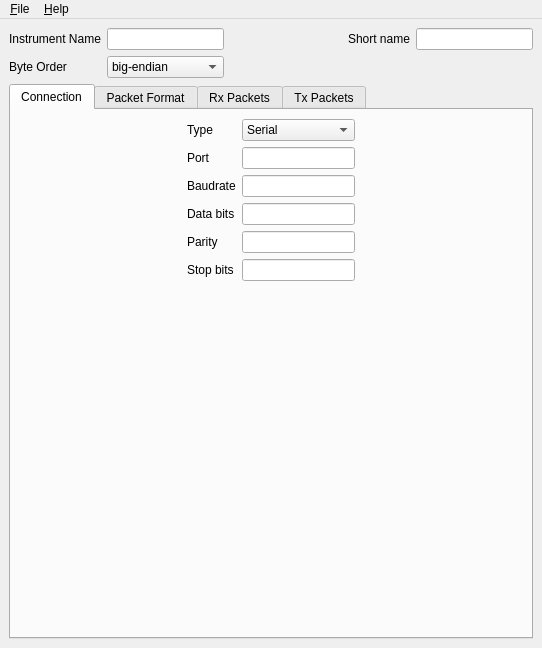
Qt form ui/instrumenteditor_mainwindow.ui (xbosch/gdais) before a commit.
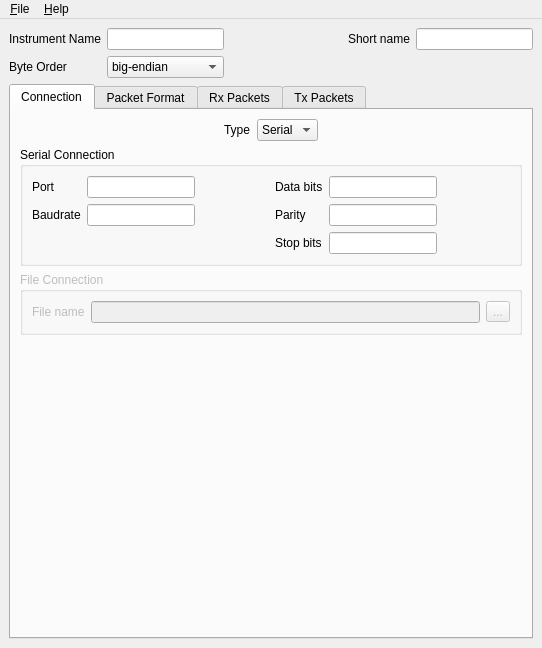
The same form after that commit.

Commit message: Improved read_data() function. Instrument editor GUI can now define Serial and File connections.

Diff of the .ui file:
```diff
--- a/ui/instrumenteditor_mainwindow.ui
+++ b/ui/instrumenteditor_mainwindow.ui
@@ -98,6 +98,8 @@
        <attribute name="title">
         <string>Connection</string>
        </attribute>
+       <layout class="QVBoxLayout" name="verticalLayout_16">
+        <item>
        <layout class="QHBoxLayout" name="horizontalLayout">
         <item>
          <spacer name="horizontalSpacer_3">
@@ -106,14 +108,14 @@
           </property>
           <property name="sizeHint" stdset="0">
            <size>
-            <width>100</width>
+              <width>40</width>
             <height>20</height>
            </size>
           </property>
          </spacer>
         </item>
         <item>
-         <layout class="QFormLayout" name="formLayout">
+           <layout class="QFormLayout" name="formLayout_4">
           <item row="0" column="0">
            <widget class="QLabel" name="label_4">
             <property name="text">
@@ -131,9 +133,42 @@
               <string>Serial</string>
              </property>
             </item>
-           </widget>
-          </item>
-          <item row="1" column="0">
+              <item>
+               <property name="text">
+                <string>File</string>
+               </property>
+              </item>
+             </widget>
+            </item>
+           </layout>
+          </item>
+          <item>
+           <spacer name="horizontalSpacer_18">
+            <property name="orientation">
+             <enum>Qt::Horizontal</enum>
+            </property>
+            <property name="sizeHint" stdset="0">
+             <size>
+              <width>40</width>
+              <height>20</height>
+             </size>
+            </property>
+           </spacer>
+          </item>
+         </layout>
+        </item>
+        <item>
+         <widget class="QGroupBox" name="conn_serial_group">
+          <property name="title">
+           <string>Serial Connection</string>
+          </property>
+          <layout class="QHBoxLayout" name="horizontalLayout_33">
+           <item>
+            <layout class="QFormLayout" name="formLayout">
+             <property name="fieldGrowthPolicy">
+              <enum>QFormLayout::ExpandingFieldsGrow</enum>
+             </property>
+             <item row="0" column="0">
            <widget class="QLabel" name="label_5">
             <property name="text">
              <string>Port</string>
@@ -143,10 +178,10 @@
             </property>
            </widget>
           </item>
-          <item row="1" column="1">
-           <widget class="QLineEdit" name="conn_port"/>
-          </item>
-          <item row="2" column="0">
+             <item row="0" column="1">
+              <widget class="QLineEdit" name="conn_serial_port"/>
+             </item>
+             <item row="1" column="0">
            <widget class="QLabel" name="label_6">
             <property name="text">
              <string>Baudrate</string>
@@ -156,62 +191,122 @@
             </property>
            </widget>
           </item>
-          <item row="2" column="1">
-           <widget class="QLineEdit" name="conn_baudrate"/>
-          </item>
-          <item row="3" column="0">
-           <widget class="QLabel" name="label_7">
+             <item row="1" column="1">
+              <widget class="QLineEdit" name="conn_serial_baudrate"/>
+             </item>
+            </layout>
+           </item>
+           <item>
+            <spacer name="horizontalSpacer_36">
+             <property name="orientation">
+              <enum>Qt::Horizontal</enum>
+             </property>
+             <property name="sizeHint" stdset="0">
+              <size>
+               <width>50</width>
+               <height>20</height>
+              </size>
+             </property>
+            </spacer>
+           </item>
+           <item>
+            <layout class="QFormLayout" name="formLayout_9">
+             <property name="fieldGrowthPolicy">
+              <enum>QFormLayout::ExpandingFieldsGrow</enum>
+             </property>
+             <item row="0" column="0">
+              <widget class="QLabel" name="label_36">
             <property name="text">
              <string>Data bits</string>
             </property>
-            <property name="buddy">
-             <cstring>conn_data_bits</cstring>
-            </property>
-           </widget>
-          </item>
-          <item row="3" column="1">
-           <widget class="QLineEdit" name="conn_data_bits"/>
-          </item>
-          <item row="4" column="0">
-           <widget class="QLabel" name="label_8">
+              </widget>
+             </item>
+             <item row="0" column="1">
+              <widget class="QLineEdit" name="conn_serial_data_bits"/>
+             </item>
+             <item row="1" column="0">
+              <widget class="QLabel" name="label_37">
             <property name="text">
              <string>Parity</string>
             </property>
-            <property name="buddy">
-             <cstring>conn_parity</cstring>
-            </property>
-           </widget>
-          </item>
-          <item row="4" column="1">
-           <widget class="QLineEdit" name="conn_parity"/>
-          </item>
-          <item row="5" column="0">
-           <widget class="QLabel" name="label_9">
+              </widget>
+             </item>
+             <item row="1" column="1">
+              <widget class="QLineEdit" name="conn_serial_parity"/>
+             </item>
+             <item row="2" column="0">
+              <widget class="QLabel" name="label_38">
             <property name="text">
              <string>Stop bits</string>
             </property>
-            <property name="buddy">
-             <cstring>conn_stop_bits</cstring>
-            </property>
-           </widget>
-          </item>
-          <item row="5" column="1">
-           <widget class="QLineEdit" name="conn_stop_bits"/>
+              </widget>
+             </item>
+             <item row="2" column="1">
+              <widget class="QLineEdit" name="conn_serial_stop_bits"/>
           </item>
          </layout>
         </item>
         <item>
-         <spacer name="horizontalSpacer_2">
+            <spacer name="horizontalSpacer_37">
           <property name="orientation">
            <enum>Qt::Horizontal</enum>
           </property>
-          <property name="sizeType">
-           <enum>QSizePolicy::Expanding</enum>
-          </property>
           <property name="sizeHint" stdset="0">
            <size>
-            <width>100</width>
+               <width>40</width>
             <height>20</height>
+              </size>
+             </property>
+            </spacer>
+           </item>
+          </layout>
+         </widget>
+        </item>
+        <item>
+         <widget class="QGroupBox" name="conn_file_group">
+          <property name="enabled">
+           <bool>false</bool>
+          </property>
+          <property name="title">
+           <string>File Connection</string>
+          </property>
+          <layout class="QFormLayout" name="formLayout_5">
+           <item row="0" column="0">
+            <widget class="QLabel" name="label_7">
+             <property name="text">
+              <string>File name</string>
+             </property>
+             <property name="buddy">
+              <cstring>conn_serial_port</cstring>
+             </property>
+            </widget>
+           </item>
+           <item row="0" column="1">
+            <layout class="QHBoxLayout" name="horizontalLayout_17">
+             <item>
+              <widget class="QLineEdit" name="conn_file_name"/>
+             </item>
+             <item>
+              <widget class="QToolButton" name="conn_file_name_btn">
+               <property name="text">
+                <string>...</string>
+               </property>
+              </widget>
+             </item>
+            </layout>
+           </item>
+          </layout>
+         </widget>
+        </item>
+        <item>
+         <spacer name="verticalSpacer">
+          <property name="orientation">
+           <enum>Qt::Vertical</enum>
+          </property>
+          <property name="sizeHint" stdset="0">
+           <size>
+            <width>20</width>
+            <height>281</height>
            </size>
           </property>
          </spacer>
```
Left out of the diff: 12 changed lines with no effect on the pictures. Lines whose indentation alone changed are shown as unchanged. The commit also changes 13 other files.
